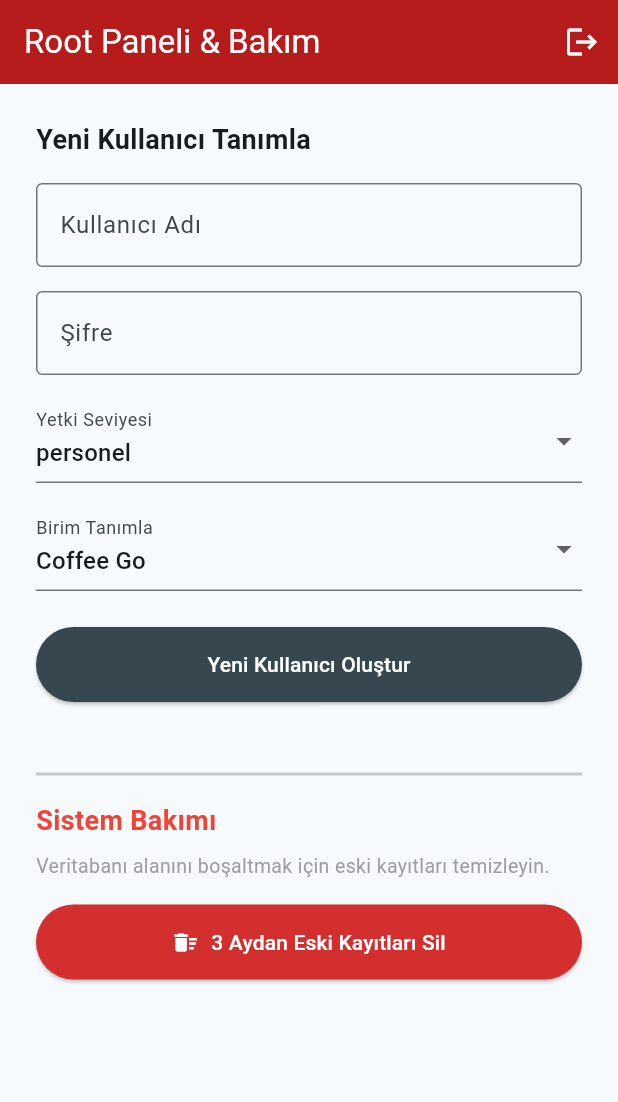
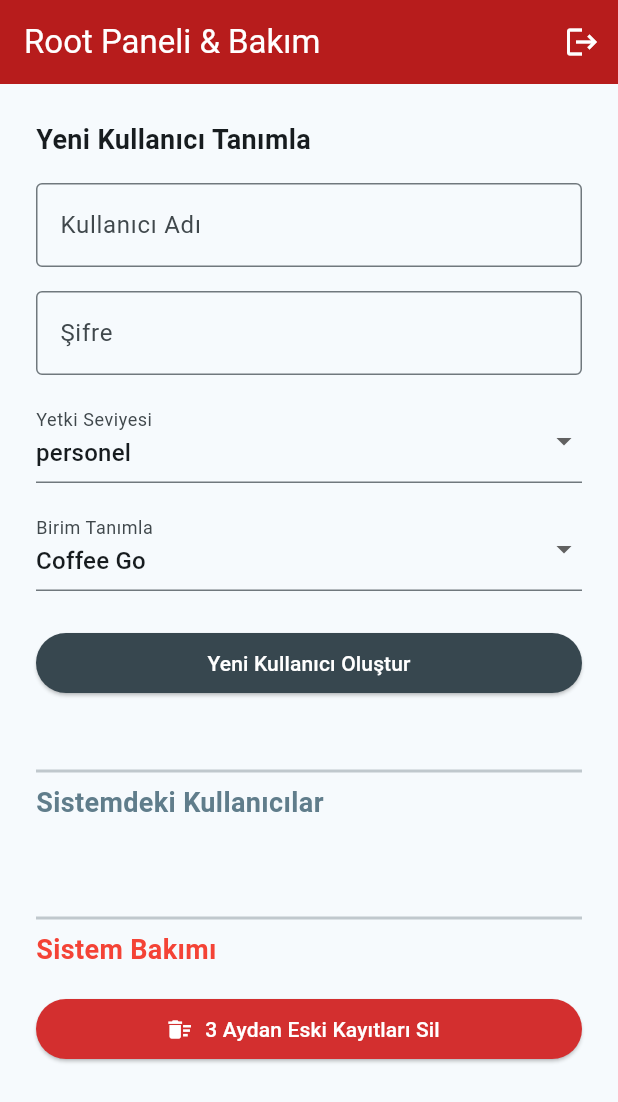
Before and after one commit to giteXceps/OlleysAPP, a Flutter app: the RootYonetimEkrani screen opened directly, on a phone screen of 412 x 824 dp. Shown: the top 1102 px of the screen. Run offline on Flutter 3.47's test engine with Material 3 defaults, Android fonts, the phone set to English and light mode, and no system bars; our stand-ins replace cloud_firestore, firebase_core, fl_chart; accounts and stored records are empty.

Commit message:
root-acc-deletion

```diff
--- a/lib/ekranlar/root_yonetim_ekrani.dart
+++ b/lib/ekranlar/root_yonetim_ekrani.dart
@@ -34,11 +34,46 @@ class _RootYonetimEkraniState extends State<RootYonetimEkrani> {
     _mesajGoster('Kullanıcı Başarıyla Eklendi!', Colors.green);
   }
 
+  // --- KULLANICI SİLME FONKSİYONU ---
+  void _kullaniciSil(String docId) async {
+    try {
+      await FirebaseFirestore.instance.collection('users').doc(docId).delete();
+      _mesajGoster('Kullanıcı başarıyla silindi.', Colors.redAccent);
+    } catch (e) {
+      _mesajGoster('Silme işlemi başarısız: $e', Colors.red);
+    }
+  }
+
+  // --- KULLANICI SİLME ONAY DİYALOGU ---
+  void _kullaniciSilOnay(String docId, String isim) {
+    showDialog(
+      context: context,
+      builder: (context) => AlertDialog(
+        title: const Text('Kullanıcıyı Sil?'),
+        content: Text(
+          '$isim isimli kullanıcıyı silmek istediğinizden emin misiniz?',
+        ),
+        actions: [
+          TextButton(
+            onPressed: () => Navigator.pop(context),
+            child: const Text('İPTAL'),
+          ),
+          ElevatedButton(
+            onPressed: () {
+              Navigator.pop(context);
+              _kullaniciSil(docId);
+            },
+            style: ElevatedButton.styleFrom(backgroundColor: Colors.red),
+            child: const Text('SİL'),
+          ),
+        ],
+      ),
+    );
+  }
+
   // --- VERİ TEMİZLEME MANTIĞI (3 AYDAN ESKİLER) ---
   Future<void> _eskiVerileriTemizle() async {
-    // 90 gün öncesinin tarihini alıyoruz
     DateTime ucAyOnce = DateTime.now().subtract(const Duration(days: 90));
-
     try {
       var eskiKayitlar = await FirebaseFirestore.instance
           .collection('pastalar')
@@ -50,7 +85,6 @@ class _RootYonetimEkraniState extends State<RootYonetimEkrani> {
         return;
       }
 
-      // Her bir dökümanı tek tek siler
       for (var doc in eskiKayitlar.docs) {
         await doc.reference.delete();
       }
@@ -64,14 +98,13 @@ class _RootYonetimEkraniState extends State<RootYonetimEkrani> {
     }
   }
 
-  // --- TEMİZLİK ONAY PENCERESİ ---
   void _temizlikOnayDiyalogu() {
     showDialog(
       context: context,
       builder: (context) => AlertDialog(
         title: const Text('⚠️ Verileri Temizle'),
         content: const Text(
-          '3 aydan eski tüm kayıtlar kalıcı olarak silinecek. Analiz verilerin etkilenebilir. Emin misin?',
+          '3 aydan eski tüm kayıtlar kalıcı olarak silinecek. Emin misin?',
         ),
         actions: [
           TextButton(
@@ -91,7 +124,6 @@ class _RootYonetimEkraniState extends State<RootYonetimEkrani> {
     );
   }
 
-  // Yardımcı Mesaj Fonksiyonu
   void _mesajGoster(String mesaj, Color renk) {
     ScaffoldMessenger.of(
       context,
@@ -108,7 +140,6 @@ class _RootYonetimEkraniState extends State<RootYonetimEkrani> {
         actions: [
           IconButton(
             icon: const Icon(Icons.logout),
-            tooltip: 'Çıkış Yap',
             onPressed: () {
               Navigator.pushAndRemoveUntil(
                 context,
@@ -171,17 +202,65 @@ class _RootYonetimEkraniState extends State<RootYonetimEkrani> {
             ElevatedButton(
               onPressed: _kullaniciEkle,
               style: ElevatedButton.styleFrom(
-                padding: const EdgeInsets.symmetric(vertical: 15),
                 backgroundColor: Colors.blueGrey[800],
                 foregroundColor: Colors.white,
               ),
               child: const Text('Yeni Kullanıcı Oluştur'),
             ),
 
-            // --- SİSTEM BAKIMI BÖLÜMÜ ---
             const SizedBox(height: 40),
             const Divider(thickness: 2),
-            const SizedBox(height: 10),
+            const Text(
+              "Sistemdeki Kullanıcılar",
+              style: TextStyle(
+                fontSize: 18,
+                fontWeight: FontWeight.bold,
+                color: Colors.blueGrey,
+              ),
+            ),
+            const SizedBox(height: 16),
+
+            // --- KULLANICI LİSTESİ (STREAMBUILDER) ---
+            StreamBuilder<QuerySnapshot>(
+              stream: FirebaseFirestore.instance
+                  .collection('users')
+                  .snapshots(),
+              builder: (context, snapshot) {
+                if (!snapshot.hasData)
+                  return const Center(child: CircularProgressIndicator());
+                var docs = snapshot.data!.docs;
+                return ListView.builder(
+                  shrinkWrap: true,
+                  physics: const NeverScrollableScrollPhysics(),
+                  itemCount: docs.length,
+                  itemBuilder: (context, index) {
+                    var u = docs[index];
+                    return Card(
+                      child: ListTile(
+                        leading: const CircleAvatar(child: Icon(Icons.person)),
+                        title: Text(u['kullaniciAdi']),
+                        subtitle: Text(
+                          "Rol: ${u['rol']} | Birim: ${u['birim']}",
+                        ),
+                        trailing: u['rol'] == 'root'
+                            ? null // Root kullanıcısı kendisini veya diğer rootları buradan silemesin (opsiyonel)
+                            : IconButton(
+                                icon: const Icon(
+                                  Icons.delete,
+                                  color: Colors.red,
+                                ),
+                                onPressed: () =>
+                                    _kullaniciSilOnay(u.id, u['kullaniciAdi']),
+                              ),
+                      ),
+                    );
+                  },
+                );
+              },
+            ),
+
+            const SizedBox(height: 40),
+            const Divider(thickness: 2),
             const Text(
               "Sistem Bakımı",
               style: TextStyle(
@@ -189,11 +268,6 @@ class _RootYonetimEkraniState extends State<RootYonetimEkrani> {
                 fontWeight: FontWeight.bold,
                 color: Colors.red,
               ),
-            ),
-            const SizedBox(height: 8),
-            const Text(
-              "Veritabanı alanını boşaltmak için eski kayıtları temizleyin.",
-              style: TextStyle(fontSize: 13, color: Colors.grey),
             ),
             const SizedBox(height: 16),
             ElevatedButton.icon(
@@ -203,7 +277,6 @@ class _RootYonetimEkraniState extends State<RootYonetimEkrani> {
               style: ElevatedButton.styleFrom(
                 backgroundColor: Colors.red[700],
                 foregroundColor: Colors.white,
-                padding: const EdgeInsets.symmetric(vertical: 15),
               ),
             ),
           ],
```
